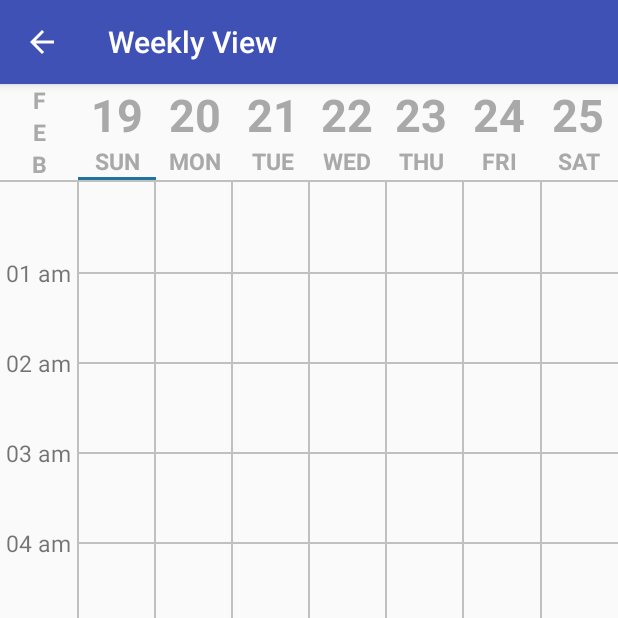
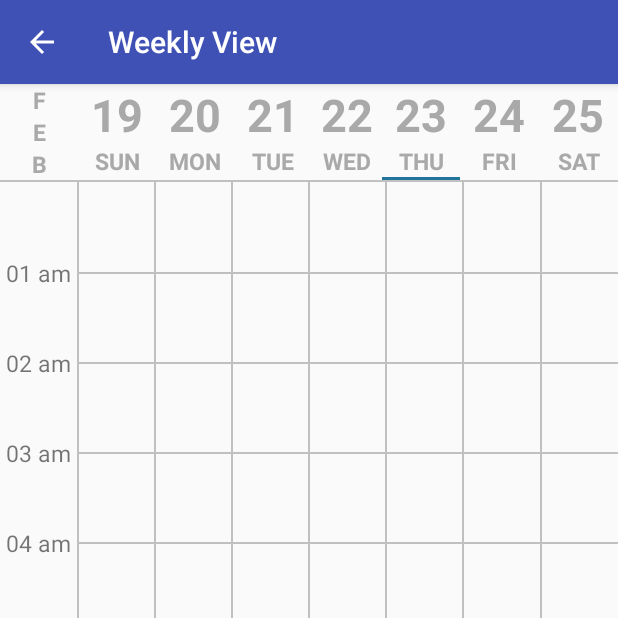
Before and after one commit to karthiknara99/Natural-User-Interaction, an Android app: the WeeklyViewActivity screen opened directly, with no data from a screen before it, on a phone screen of 412 x 824 dp, the top half of it. Run offline under Robolectric (Android 15) with nearby library versions, the phone set to English and light mode, and no system bars.

Commit message:
Weekly View Markers Set

```diff
--- a/ToDoListApp/app/src/main/java/com/teamnougat/todolistapp/WeeklyViewActivity.java
+++ b/ToDoListApp/app/src/main/java/com/teamnougat/todolistapp/WeeklyViewActivity.java
@@ -2,6 +2,7 @@ package com.teamnougat.todolistapp;
 
 import android.support.v7.app.AppCompatActivity;
 import android.os.Bundle;
+import android.view.View;
 import android.view.ViewGroup;
 import android.widget.LinearLayout;
 import android.widget.TextView;
@@ -16,11 +17,12 @@ public class WeeklyViewActivity extends AppCompatActivity {
 
     private static final String TAG = "WeeklyViewActivity";
     private TaskDbHelper myHelper;
-    private int mYear, mMonth, mDate, mDay, subd, mHour, mMinute;
+    private int mMonth, mDay, subd, mHour, mMinute;
     private String sDate, eDate, sMonth;
     private Date newDate;
     private SimpleDateFormat dateFormat;
     TextView[] myDay = new TextView[7];
+    View[] myMarker = new View[7];
     TextView[] myMonth = new TextView[3];
     LinearLayout timeMarker;
     ViewGroup.MarginLayoutParams params;
@@ -35,25 +37,15 @@ public class WeeklyViewActivity extends AppCompatActivity {
         final Calendar c = Calendar.getInstance();
         dateFormat = new SimpleDateFormat("yyyy-MM-dd");
 
-        timeMarker = (LinearLayout) findViewById(R.id.currentTimeMarkerLinearLayout);
-        myMonth[0] = (TextView)findViewById(R.id.currentMonthTextView1);
-        myMonth[1] = (TextView)findViewById(R.id.currentMonthTextView2);
-        myMonth[2] = (TextView)findViewById(R.id.currentMonthTextView3);
-        myDay[0] = (TextView)findViewById(R.id.sundayDateTextView);
-        myDay[1] = (TextView)findViewById(R.id.mondayDateTextView);
-        myDay[2] = (TextView)findViewById(R.id.tuesdayDateTextView);
-        myDay[3] = (TextView)findViewById(R.id.wednesdayDateTextView);
-        myDay[4] = (TextView)findViewById(R.id.thursdayDateTextView);
-        myDay[5] = (TextView)findViewById(R.id.fridayDateTextView);
-        myDay[6] = (TextView)findViewById(R.id.saturdayDateTextView);
+        getviews();
 
-        mYear = c.get(Calendar.YEAR);
         mMonth = c.get(Calendar.MONTH);
-        mDate = c.get(Calendar.DAY_OF_MONTH);
         mDay = c.get(Calendar.DAY_OF_WEEK);
         mHour = c.get(Calendar.HOUR_OF_DAY);
         mMinute = c.get(Calendar.MINUTE);
         mMinute = (mHour * 60) + mMinute - 1;
+
+        myMarker[mDay-1].setVisibility(View.VISIBLE);
 
         params = (ViewGroup.MarginLayoutParams) timeMarker.getLayoutParams();
         float density = getResources().getDisplayMetrics().density;
@@ -103,4 +95,26 @@ public class WeeklyViewActivity extends AppCompatActivity {
             myDay[i].setText( eDate.substring(8) );
         }
     }
+
+    private void getviews()
+    {
+        timeMarker = (LinearLayout) findViewById(R.id.currentTimeMarkerLinearLayout);
+        myMonth[0] = (TextView)findViewById(R.id.currentMonthTextView1);
+        myMonth[1] = (TextView)findViewById(R.id.currentMonthTextView2);
+        myMonth[2] = (TextView)findViewById(R.id.currentMonthTextView3);
+        myDay[0] = (TextView)findViewById(R.id.sundayDateTextView);
+        myDay[1] = (TextView)findViewById(R.id.mondayDateTextView);
+        myDay[2] = (TextView)findViewById(R.id.tuesdayDateTextView);
+        myDay[3] = (TextView)findViewById(R.id.wednesdayDateTextView);
+        myDay[4] = (TextView)findViewById(R.id.thursdayDateTextView);
+        myDay[5] = (TextView)findViewById(R.id.fridayDateTextView);
+        myDay[6] = (TextView)findViewById(R.id.saturdayDateTextView);
+        myMarker[0] = (View)findViewById(R.id.sundayMarkerView);
+        myMarker[1] = (View)findViewById(R.id.mondayMarkerView);
+        myMarker[2] = (View)findViewById(R.id.tuesdayMarkerView);
+        myMarker[3] = (View)findViewById(R.id.wednesdayMarkerView);
+        myMarker[4] = (View)findViewById(R.id.thursdayMarkerView);
+        myMarker[5] = (View)findViewById(R.id.fridayMarkerView);
+        myMarker[6] = (View)findViewById(R.id.saturdayMarkerView);
+    }
 }
--- a/ToDoListApp/app/src/main/res/layout/activity_weekly_view.xml
+++ b/ToDoListApp/app/src/main/res/layout/activity_weekly_view.xml
@@ -88,11 +88,12 @@
                 android:textAlignment="center"/>
 
             <View
-                android:id="@+id/dayMarkerView"
+                android:id="@+id/sundayMarkerView"
                 android:layout_width="fill_parent"
                 android:layout_height="2dp"
                 android:layout_alignParentBottom="true"
-                android:background="@color/strong_blue" />
+                android:background="@color/strong_blue"
+                android:visibility="invisible"/>
 
         </LinearLayout>
 
@@ -123,6 +124,14 @@
                 android:textStyle="bold"
                 android:textAlignment="center"/>
 
+            <View
+                android:id="@+id/mondayMarkerView"
+                android:layout_width="fill_parent"
+                android:layout_height="2dp"
+                android:layout_alignParentBottom="true"
+                android:background="@color/strong_blue"
+                android:visibility="invisible"/>
+
         </LinearLayout>
 
         <LinearLayout
@@ -151,6 +160,14 @@
                 android:textSize="15dp"
                 android:textStyle="bold"
                 android:textAlignment="center"/>
+
+            <View
+                android:id="@+id/tuesdayMarkerView"
+                android:layout_width="fill_parent"
+                android:layout_height="2dp"
+                android:layout_alignParentBottom="true"
+                android:background="@color/strong_blue"
+                android:visibility="invisible"/>
 
         </LinearLayout>
 
@@ -181,6 +198,14 @@
                 android:textStyle="bold"
                 android:textAlignment="center"/>
 
+            <View
+                android:id="@+id/wednesdayMarkerView"
+                android:layout_width="fill_parent"
+                android:layout_height="2dp"
+                android:layout_alignParentBottom="true"
+                android:background="@color/strong_blue"
+                android:visibility="invisible"/>
+
         </LinearLayout>
 
         <LinearLayout
@@ -209,6 +234,14 @@
                 android:textSize="15dp"
                 android:textStyle="bold"
                 android:textAlignment="center"/>
+
+            <View
+                android:id="@+id/thursdayMarkerView"
+                android:layout_width="fill_parent"
+                android:layout_height="2dp"
+                android:layout_alignParentBottom="true"
+                android:background="@color/strong_blue"
+                android:visibility="invisible"/>
 
         </LinearLayout>
 
@@ -239,6 +272,14 @@
                 android:textStyle="bold"
                 android:textAlignment="center"/>
 
+            <View
+                android:id="@+id/fridayMarkerView"
+                android:layout_width="fill_parent"
+                android:layout_height="2dp"
+                android:layout_alignParentBottom="true"
+                android:background="@color/strong_blue"
+                android:visibility="invisible"/>
+
         </LinearLayout>
 
         <LinearLayout
@@ -267,6 +308,14 @@
                 android:textSize="15dp"
                 android:textStyle="bold"
                 android:textAlignment="center"/>
+
+            <View
+                android:id="@+id/saturdayMarkerView"
+                android:layout_width="fill_parent"
+                android:layout_height="2dp"
+                android:layout_alignParentBottom="true"
+                android:background="@color/strong_blue"
+                android:visibility="invisible"/>
 
         </LinearLayout>
 
```
